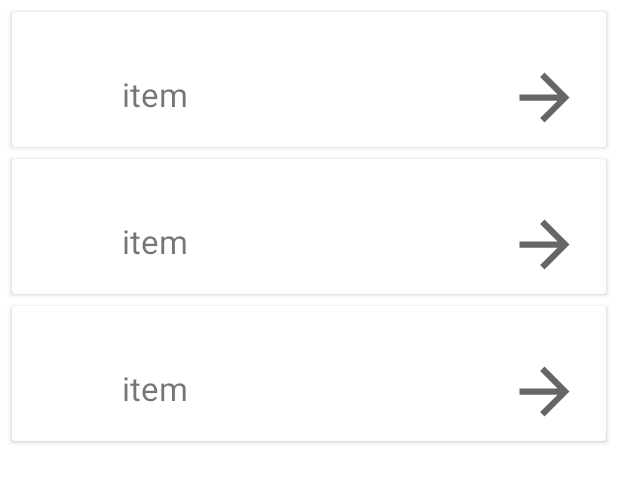
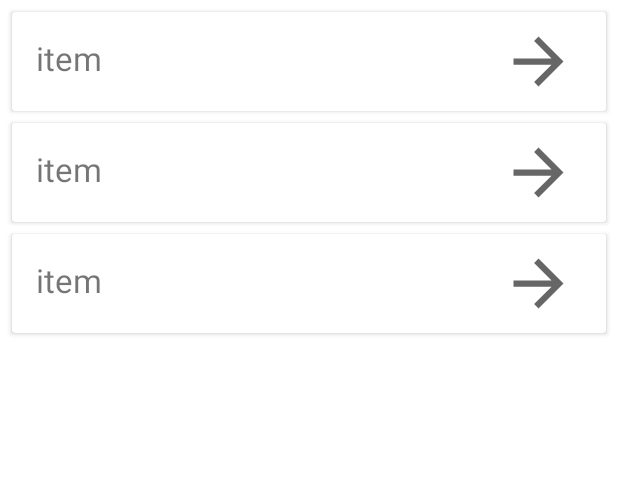
Before and after one commit to Sharkerz/InstaBus, an Android app: the layout fragment_list.xml on its own in the app's theme, with its tools: preview values and no code run, on a phone screen of 412 x 824 dp. Shown: the top 482 px of the screen. Run offline under Robolectric (Android 15) with nearby library versions, the phone set to English and light mode, and no system bars.

Commit message:
Changement Graphique Liste

```diff
--- a/app/src/main/res/layout/activity_station_detail.xml
+++ b/app/src/main/res/layout/activity_station_detail.xml
@@ -14,6 +14,7 @@
             android:layout_height="wrap_content"
             android:text="waiting for data"
             android:textSize="32dp"
+            android:gravity="center"
             app:layout_constraintEnd_toEndOf="parent"
             app:layout_constraintHorizontal_bias="0.497"
             app:layout_constraintStart_toStartOf="parent"
--- a/app/src/main/res/layout/station_item.xml
+++ b/app/src/main/res/layout/station_item.xml
@@ -10,6 +10,7 @@
     <RelativeLayout
         android:layout_width="match_parent"
         android:layout_height="match_parent"
+        android:layout_gravity="center"
         android:padding="8dp">
 
         <TextView
@@ -18,19 +19,20 @@
             android:layout_height="wrap_content"
             android:layout_alignParentStart="true"
             android:layout_alignParentTop="true"
-            android:layout_marginStart="65dp"
-            android:layout_marginTop="32dp"
             android:text="@string/test_item"
-            android:textSize="22sp" />
+            android:textSize="22sp"
+            android:gravity="center_vertical"
+            android:padding="8dp"
+            android:maxWidth = "300sp"/>
 
         <ImageView
             android:id="@+id/imageView"
             android:layout_width="50dp"
             android:layout_height="50dp"
-            android:layout_alignParentTop="true"
             android:layout_alignParentEnd="true"
-            android:layout_marginTop="24dp"
-            android:layout_marginEnd="8dp"
+            android:layout_centerInParent="true"
+            android:gravity="center_vertical"
+            android:layout_marginRight="12dp"
             app:srcCompat="@drawable/arrow_left" />
     </RelativeLayout>
 
```
